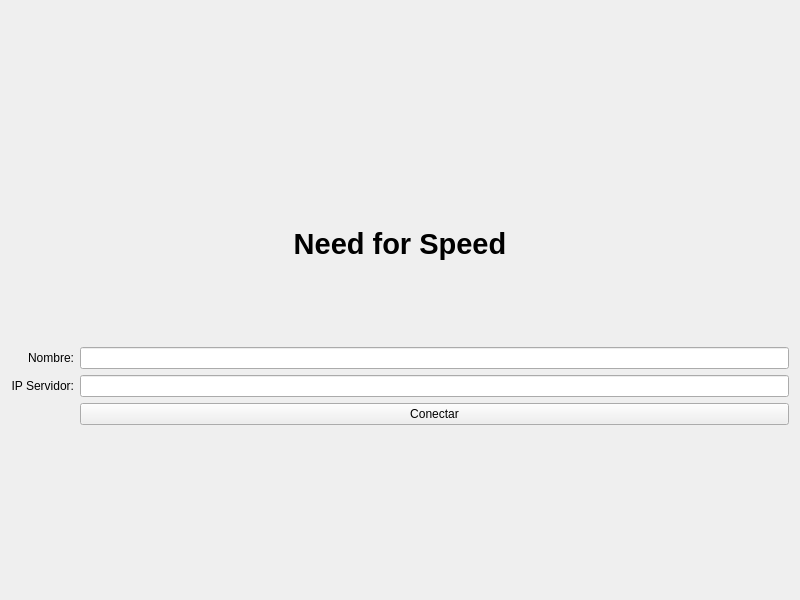
Taller-de-Programacion-2c2025-Grupo-20/TP_final-2025c2-Grupo20, file client/Pantallas/loginscreen.ui: the form before one commit.
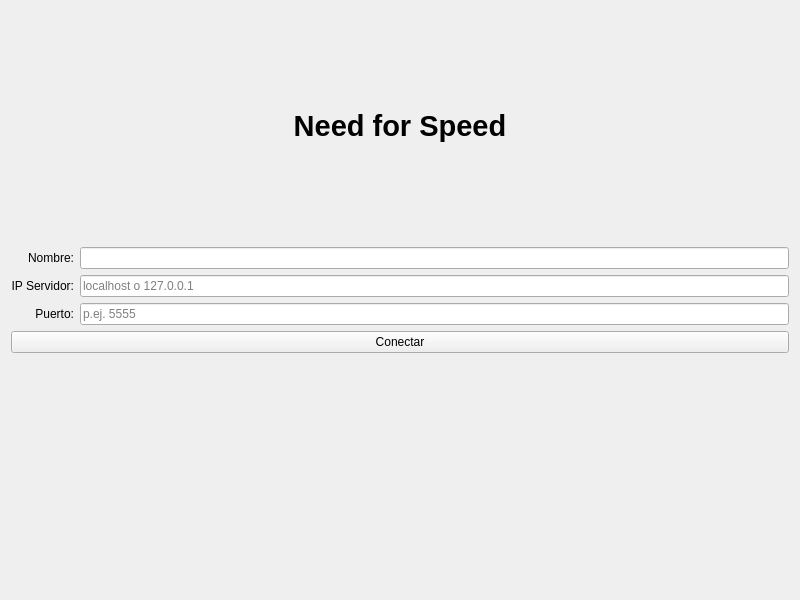
The form after the commit.

```diff
--- a/client/Pantallas/loginscreen.ui
+++ b/client/Pantallas/loginscreen.ui
@@ -19,8 +19,8 @@
   <property name="windowTitle">
    <string>Form</string>
   </property>
-  <layout class="QGridLayout" name="gridLayout_3">
-   <item row="7" column="0" colspan="2">
+  <layout class="QGridLayout" name="gridLayout">
+   <item row="0" column="0" colspan="2">
     <widget class="QLabel" name="label_titulo">
      <property name="font">
       <font>
@@ -36,132 +36,55 @@
      </property>
     </widget>
    </item>
-   <item row="1" column="0" colspan="2">
-    <spacer name="verticalSpacer_4">
-     <property name="orientation">
-      <enum>Qt::Orientation::Vertical</enum>
-     </property>
-     <property name="sizeHint" stdset="0">
-      <size>
-       <width>20</width>
-       <height>40</height>
-      </size>
-     </property>
-    </spacer>
-   </item>
-   <item row="0" column="0" colspan="2">
-    <spacer name="verticalSpacer_5">
-     <property name="orientation">
-      <enum>Qt::Orientation::Vertical</enum>
-     </property>
-     <property name="sizeHint" stdset="0">
-      <size>
-       <width>20</width>
-       <height>40</height>
-      </size>
-     </property>
-    </spacer>
-   </item>
-   <item row="10" column="0">
-    <widget class="QLabel" name="label_ip_servidor">
-     <property name="text">
-      <string>IP Servidor:</string>
-     </property>
-     <property name="alignment">
-      <set>Qt::AlignmentFlag::AlignRight|Qt::AlignmentFlag::AlignTrailing|Qt::AlignmentFlag::AlignVCenter</set>
-     </property>
-    </widget>
-   </item>
-   <item row="8" column="0" colspan="2">
-    <spacer name="verticalSpacer_3">
-     <property name="orientation">
-      <enum>Qt::Orientation::Vertical</enum>
-     </property>
-     <property name="sizeType">
-      <enum>QSizePolicy::Policy::Fixed</enum>
-     </property>
-     <property name="sizeHint" stdset="0">
-      <size>
-       <width>20</width>
-       <height>80</height>
-      </size>
-     </property>
-    </spacer>
-   </item>
-   <item row="9" column="1">
-    <widget class="QLineEdit" name="edit_nombre"/>
-   </item>
-   <item row="9" column="0">
+
+   <item row="1" column="0">
     <widget class="QLabel" name="label_nombre">
-     <property name="text">
-      <string>Nombre:</string>
-     </property>
-     <property name="alignment">
-      <set>Qt::AlignmentFlag::AlignRight|Qt::AlignmentFlag::AlignTrailing|Qt::AlignmentFlag::AlignVCenter</set>
-     </property>
+     <property name="text"><string>Nombre:</string></property>
+     <property name="alignment"><set>Qt::AlignRight|Qt::AlignVCenter</set></property>
     </widget>
    </item>
-   <item row="13" column="1">
-    <widget class="QLabel" name="label_error">
-     <property name="styleSheet">
-      <string notr="true">color: red;</string>
-     </property>
-     <property name="text">
-      <string/>
-     </property>
-     <property name="alignment">
-      <set>Qt::AlignmentFlag::AlignCenter</set>
-     </property>
+   <item row="1" column="1">
+    <widget class="QLineEdit" name="edit_nombre"/>
+   </item>
+
+   <item row="2" column="0">
+    <widget class="QLabel" name="label_ip_servidor">
+     <property name="text"><string>IP Servidor:</string></property>
+     <property name="alignment"><set>Qt::AlignRight|Qt::AlignVCenter</set></property>
     </widget>
    </item>
-   <item row="2" column="0" colspan="2">
-    <spacer name="verticalSpacer">
-     <property name="orientation">
-      <enum>Qt::Orientation::Vertical</enum>
-     </property>
-     <property name="sizeHint" stdset="0">
-      <size>
-       <width>20</width>
-       <height>40</height>
-      </size>
-     </property>
-    </spacer>
+   <item row="2" column="1">
+    <widget class="QLineEdit" name="edit_ip_servidor">
+     <property name="placeholderText"><string>localhost o 127.0.0.1</string></property>
+    </widget>
    </item>
-   <item row="11" column="1">
+
+   <item row="3" column="0">
+    <widget class="QLabel" name="label_puerto">
+     <property name="text"><string>Puerto:</string></property>
+     <property name="alignment"><set>Qt::AlignRight|Qt::AlignVCenter</set></property>
+    </widget>
+   </item>
+   <item row="3" column="1">
+    <widget class="QLineEdit" name="edit_puerto">
+     <property name="placeholderText"><string>p.ej. 5555</string></property>
+    </widget>
+   </item>
+
+   <item row="4" column="0" colspan="2">
     <widget class="QPushButton" name="btn_conectar">
      <property name="text">
       <string>Conectar</string>
      </property>
     </widget>
    </item>
-   <item row="10" column="1">
-    <widget class="QLineEdit" name="edit_ip_servidor"/>
-   </item>
-   <item row="14" column="0" colspan="2">
-    <spacer name="verticalSpacer_2">
-     <property name="orientation">
-      <enum>Qt::Orientation::Vertical</enum>
-     </property>
-     <property name="sizeHint" stdset="0">
-      <size>
-       <width>20</width>
-       <height>40</height>
-      </size>
-     </property>
-    </spacer>
-   </item>
-   <item row="15" column="0" colspan="2">
-    <spacer name="verticalSpacer_6">
-     <property name="orientation">
-      <enum>Qt::Orientation::Vertical</enum>
-     </property>
-     <property name="sizeHint" stdset="0">
-      <size>
-       <width>20</width>
-       <height>40</height>
-      </size>
-     </property>
-    </spacer>
+
+   <item row="5" column="0" colspan="2">
+    <widget class="QLabel" name="label_error">
+     <property name="styleSheet"><string notr="true">color: red;</string></property>
+     <property name="text"><string/></property>
+     <property name="alignment"><set>Qt::AlignCenter</set></property>
+    </widget>
    </item>
   </layout>
  </widget>
```
Left out of the diff: 25 changed lines with no effect on the pictures.
